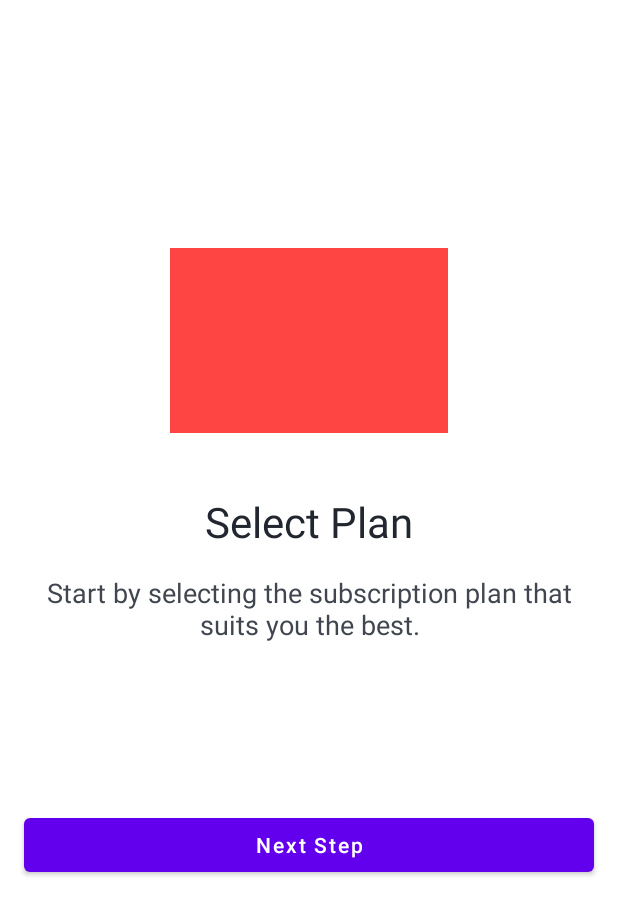
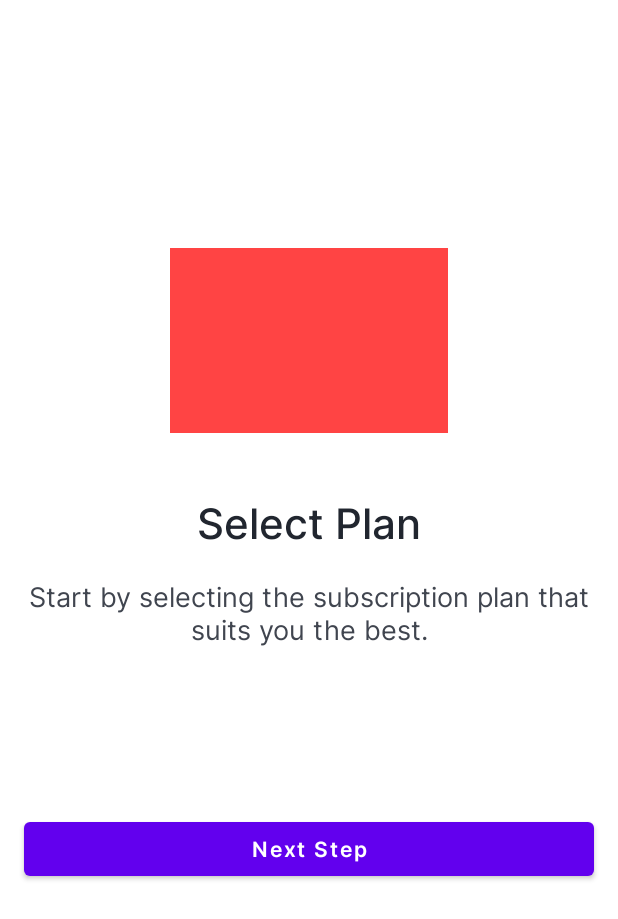
Before and after one commit to Mirikuty12/DyApp, an Android app: the layout cross_upsell_step_layout.xml on its own in the app's theme, with its tools: preview values and no code run, on a phone screen of 412 x 824 dp. Shown: the top 919 px of the screen. Run offline under Robolectric (Android 15) with nearby library versions, the phone set to English and light mode, and no system bars; network calls fail.

Commit message:
updated text font - Inter

```diff
--- a/templates/src/main/res/layout/activation_dialog_layout.xml
+++ b/templates/src/main/res/layout/activation_dialog_layout.xml
@@ -39,6 +39,7 @@
             android:layout_height="wrap_content"
             android:layout_marginHorizontal="46dp"
             android:layout_marginTop="30dp"
+            android:fontFamily="@font/inter_semibold"
             android:textColor="#21262F"
             android:textSize="36sp"
             app:layout_constrainedHeight="true"
@@ -53,6 +54,7 @@
             android:layout_height="wrap_content"
             android:layout_marginHorizontal="46dp"
             android:layout_marginTop="12dp"
+            android:fontFamily="@font/inter"
             android:textColor="#21262F"
             android:textSize="18sp"
             app:layout_constrainedHeight="true"
@@ -68,6 +70,7 @@
             android:layout_marginHorizontal="46dp"
             android:layout_marginTop="40dp"
             android:layout_marginBottom="36dp"
+            android:fontFamily="@font/inter_semibold"
             android:textAllCaps="false"
             app:layout_constraintBottom_toBottomOf="parent"
             app:layout_constraintEnd_toEndOf="parent"
--- a/templates/src/main/res/layout/card_promotion_layout.xml
+++ b/templates/src/main/res/layout/card_promotion_layout.xml
@@ -33,6 +33,7 @@
             android:layout_height="wrap_content"
             android:layout_margin="16dp"
             android:elevation="2dp"
+            android:fontFamily="@font/inter_medium"
             android:textColor="#FFFFFF"
             android:textSize="18sp"
             app:layout_constraintBottom_toBottomOf="parent"
@@ -48,6 +49,7 @@
             android:layout_marginVertical="16dp"
             android:layout_marginEnd="16dp"
             android:elevation="2dp"
+            android:fontFamily="@font/inter_semibold"
             android:minWidth="0dp"
             android:minHeight="0dp"
             android:paddingHorizontal="24dp"
--- a/templates/src/main/res/layout/cross_upsell_dialog_layout.xml
+++ b/templates/src/main/res/layout/cross_upsell_dialog_layout.xml
@@ -54,6 +54,7 @@
                 android:clickable="true"
                 android:drawablePadding="0dp"
                 android:focusable="true"
+                android:fontFamily="@font/inter_medium"
                 android:padding="10dp"
                 android:text="PREVIOUS"
                 android:textSize="16sp"
@@ -69,6 +70,7 @@
                 android:layout_width="0dp"
                 android:layout_height="wrap_content"
                 android:layout_marginBottom="6dp"
+                android:fontFamily="@font/inter_semibold"
                 android:padding="10dp"
                 android:textAlignment="textEnd"
                 android:textSize="16sp"
--- a/templates/src/main/res/layout/cross_upsell_step_layout.xml
+++ b/templates/src/main/res/layout/cross_upsell_step_layout.xml
@@ -1,6 +1,7 @@
 <?xml version="1.0" encoding="utf-8"?>
 <androidx.constraintlayout.widget.ConstraintLayout xmlns:android="http://schemas.android.com/apk/res/android"
     xmlns:app="http://schemas.android.com/apk/res-auto"
+    xmlns:tools="http://schemas.android.com/tools"
     android:layout_width="match_parent"
     android:layout_height="match_parent">
 
@@ -28,14 +29,15 @@
         android:layout_height="wrap_content"
         android:layout_marginHorizontal="16dp"
         android:layout_marginTop="40sp"
-        android:text="Select Plan"
+        android:fontFamily="@font/inter_medium"
         android:textAlignment="center"
         android:textColor="#21262F"
         android:textSize="28sp"
         app:layout_constrainedHeight="true"
         app:layout_constraintEnd_toEndOf="parent"
         app:layout_constraintStart_toStartOf="parent"
-        app:layout_constraintTop_toBottomOf="@id/imageView" />
+        app:layout_constraintTop_toBottomOf="@id/imageView"
+        tools:text="Select Plan" />
 
     <TextView
         android:id="@+id/subtitleTv"
@@ -43,28 +45,30 @@
         android:layout_height="wrap_content"
         android:layout_marginHorizontal="16dp"
         android:layout_marginTop="16sp"
-        android:text="Start by selecting the subscription plan that suits you the best."
+        android:fontFamily="@font/inter"
         android:textAlignment="center"
         android:textColor="#40454F"
         android:textSize="18sp"
         app:layout_constrainedHeight="true"
         app:layout_constraintEnd_toEndOf="parent"
         app:layout_constraintStart_toStartOf="parent"
-        app:layout_constraintTop_toBottomOf="@id/titleTv" />
+        app:layout_constraintTop_toBottomOf="@id/titleTv"
+        tools:text="Start by selecting the subscription plan that suits you the best." />
 
     <Button
         android:id="@+id/actionBtn"
         android:layout_width="0dp"
         android:layout_height="wrap_content"
         android:layout_marginHorizontal="16dp"
-        android:text="Next Step"
+        android:layout_marginVertical="16dp"
+        android:fontFamily="@font/inter_semibold"
         android:textAllCaps="false"
-        android:layout_marginVertical="16dp"
         android:textColor="#ffffff"
         app:layout_constraintBottom_toBottomOf="parent"
         app:layout_constraintEnd_toEndOf="parent"
         app:layout_constraintStart_toStartOf="parent"
         app:layout_constraintTop_toBottomOf="@id/subtitleTv"
-        app:layout_constraintVertical_bias="0.3"/>
+        app:layout_constraintVertical_bias="0.3"
+        tools:text="Next Step" />
 
 </androidx.constraintlayout.widget.ConstraintLayout>
--- a/templates/src/main/res/layout/featured_quick_action_layout.xml
+++ b/templates/src/main/res/layout/featured_quick_action_layout.xml
@@ -25,6 +25,7 @@
             android:layout_width="wrap_content"
             android:layout_height="wrap_content"
             android:layout_marginStart="8dp"
+            android:fontFamily="@font/inter_medium"
             android:textAlignment="center"
             android:textSize="18sp"
             app:layout_constrainedWidth="true"
--- a/templates/src/main/res/layout/offer_layout.xml
+++ b/templates/src/main/res/layout/offer_layout.xml
@@ -79,6 +79,7 @@
             android:layout_height="wrap_content"
             android:background="@android:color/white"
             android:elevation="2dp"
+            android:fontFamily="@font/inter_semibold"
             android:maxLines="1"
             android:paddingHorizontal="8dp"
             android:paddingVertical="4dp"
@@ -94,6 +95,7 @@
             android:layout_width="0dp"
             android:layout_height="wrap_content"
             android:elevation="2dp"
+            android:fontFamily="@font/inter_medium"
             android:textColor="#ffffff"
             android:textSize="18sp"
             app:layout_constraintBottom_toBottomOf="@id/bottomGuideline"
--- a/templates/src/main/res/layout/offers_dialog_fragment.xml
+++ b/templates/src/main/res/layout/offers_dialog_fragment.xml
@@ -23,6 +23,7 @@
         android:layout_height="wrap_content"
         android:layout_marginHorizontal="36dp"
         android:layout_marginTop="50dp"
+        android:fontFamily="@font/inter_semibold"
         android:textColor="#21262F"
         android:textSize="28sp"
         app:layout_constrainedHeight="true"
@@ -37,6 +38,7 @@
         android:layout_height="wrap_content"
         android:layout_marginHorizontal="36dp"
         android:layout_marginTop="12dp"
+        android:fontFamily="@font/inter_medium"
         android:textColor="#40454F"
         android:textSize="18sp"
         app:layout_constrainedHeight="true"
--- a/templates/src/main/res/layout/refinance_layout.xml
+++ b/templates/src/main/res/layout/refinance_layout.xml
@@ -34,7 +34,7 @@
                 android:layout_height="wrap_content"
                 android:layout_marginHorizontal="20dp"
                 android:layout_marginTop="16dp"
-                android:textStyle="bold"
+                android:fontFamily="@font/inter_bold"
                 android:visibility="gone"
                 app:layout_constraintBottom_toTopOf="@id/subtitleTv"
                 app:layout_constraintEnd_toEndOf="parent"
@@ -51,6 +51,7 @@
                 android:layout_height="wrap_content"
                 android:layout_marginHorizontal="20dp"
                 android:layout_marginTop="20dp"
+                android:fontFamily="@font/inter_medium"
                 android:visibility="gone"
                 app:layout_constraintBottom_toTopOf="@id/ctaButton1"
                 app:layout_constraintEnd_toEndOf="parent"
@@ -67,6 +68,7 @@
                 android:layout_height="wrap_content"
                 android:layout_marginHorizontal="20dp"
                 android:layout_marginTop="28dp"
+                android:fontFamily="@font/inter_semibold"
                 android:textAllCaps="false"
                 android:visibility="gone"
                 app:layout_constraintBottom_toTopOf="@id/ctaButton2"
@@ -84,6 +86,7 @@
                 android:layout_marginHorizontal="20dp"
                 android:layout_marginTop="16dp"
                 android:layout_marginBottom="32dp"
+                android:fontFamily="@font/inter_semibold"
                 android:textAllCaps="false"
                 android:visibility="gone"
                 app:layout_constraintBottom_toBottomOf="parent"
--- a/templates/src/main/res/layout/stimulation_layout.xml
+++ b/templates/src/main/res/layout/stimulation_layout.xml
@@ -19,10 +19,10 @@
             android:layout_height="wrap_content"
             android:layout_margin="4dp"
             android:ellipsize="end"
+            android:fontFamily="@font/inter_bold"
             android:gravity="center"
             android:maxLines="1"
             android:textAlignment="gravity"
-            android:textStyle="bold"
             android:visibility="gone"
             app:layout_constraintBottom_toBottomOf="parent"
             app:layout_constraintEnd_toStartOf="@id/timerTv"
@@ -38,8 +38,8 @@
             android:layout_height="wrap_content"
             android:layout_margin="4dp"
             android:ellipsize="end"
+            android:fontFamily="@font/inter_bold"
             android:maxLines="1"
-            android:textStyle="bold"
             android:visibility="gone"
             app:layout_constrainedWidth="true"
             app:layout_constraintBottom_toBottomOf="parent"
@@ -55,6 +55,7 @@
             android:layout_width="wrap_content"
             android:layout_height="wrap_content"
             android:layout_margin="4dp"
+            android:fontFamily="@font/inter_semibold"
             android:minWidth="0dp"
             android:minHeight="0dp"
             android:paddingVertical="0dp"
--- a/templates/src/main/res/layout/story_circle_item_layout.xml
+++ b/templates/src/main/res/layout/story_circle_item_layout.xml
@@ -25,6 +25,7 @@
         android:layout_height="wrap_content"
         android:layout_marginTop="8dp"
         android:maxLines="2"
+        android:fontFamily="@font/inter"
         android:textAlignment="center"
         app:layout_constraintBottom_toBottomOf="parent"
         app:layout_constraintEnd_toEndOf="parent"
--- a/templates/src/main/res/layout/story_dialog_layout.xml
+++ b/templates/src/main/res/layout/story_dialog_layout.xml
@@ -57,6 +57,7 @@
         android:id="@+id/learnStoryBtn"
         android:layout_width="wrap_content"
         android:layout_height="wrap_content"
+        android:fontFamily="@font/inter_semibold"
         android:minWidth="0dp"
         android:minHeight="0dp"
         android:paddingHorizontal="24dp"
--- a/templates/src/main/res/layout/story_item_layout.xml
+++ b/templates/src/main/res/layout/story_item_layout.xml
@@ -59,8 +59,8 @@
         android:id="@+id/titleTv"
         android:layout_width="0dp"
         android:layout_height="wrap_content"
+        android:fontFamily="@font/inter_semibold"
         android:includeFontPadding="false"
-        android:textStyle="bold"
         android:visibility="gone"
         app:layout_constrainedHeight="true"
         app:layout_constraintBottom_toTopOf="@id/subtitleTv"
@@ -76,6 +76,7 @@
         android:layout_width="0dp"
         android:layout_height="wrap_content"
         android:layout_marginTop="8dp"
+        android:fontFamily="@font/inter_medium"
         android:includeFontPadding="false"
         android:visibility="gone"
         app:layout_constrainedHeight="true"
```
Also changed, not shown: templates/src/main/res/layout/quick_action_layout.xml (+12 -11 lines), templates/src/main/res/font/inter.ttf (added), templates/src/main/res/font/inter_bold.ttf (added), templates/src/main/res/font/inter_medium.ttf (added), templates/src/main/res/font/inter_semibold.ttf (added).
